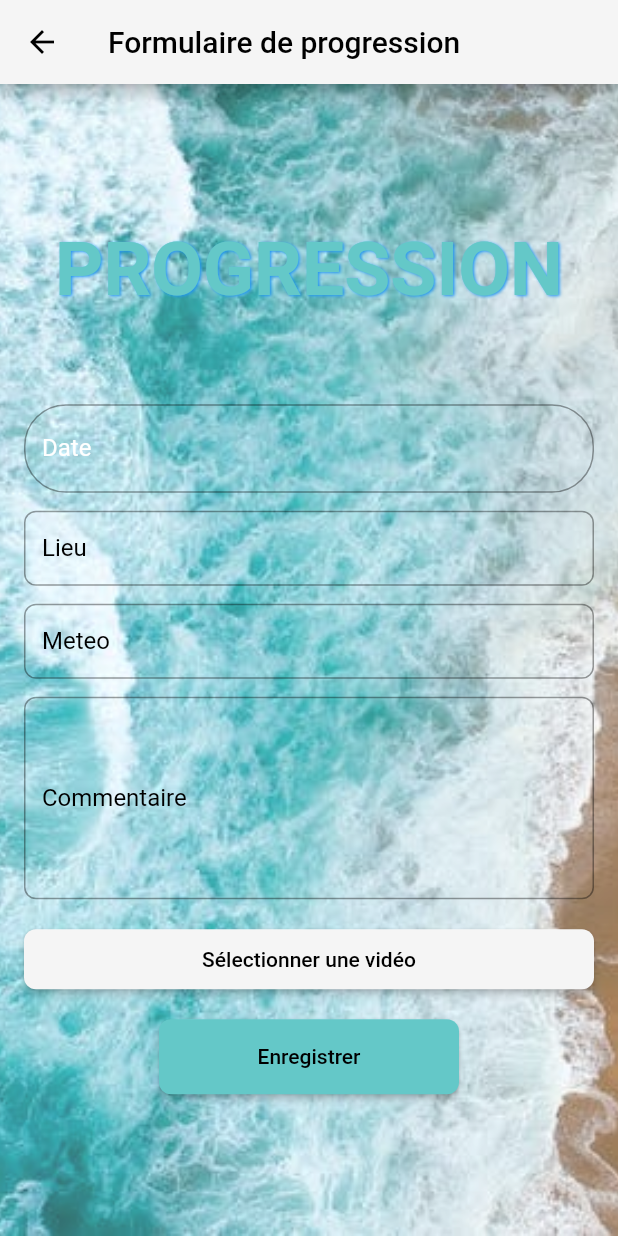
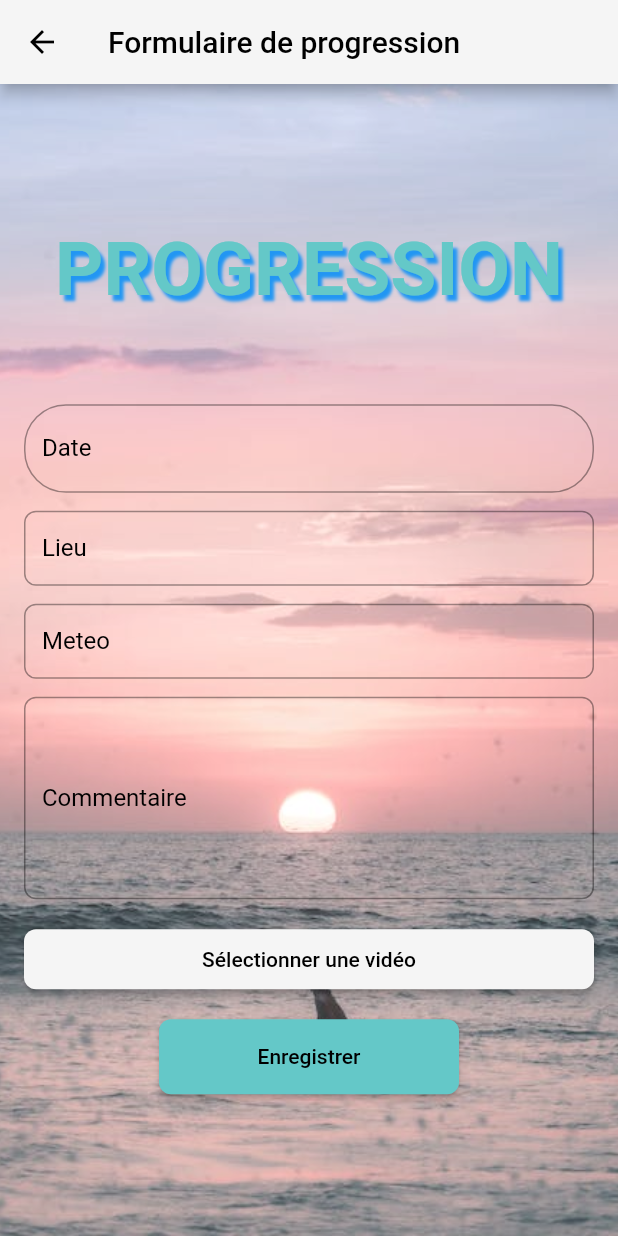
Before and after one commit to jeanJonathan/notebook_progress, a Flutter app: the FormScreen screen opened directly with empty values, on a phone screen of 412 x 824 dp. Run offline on Flutter 3.47's test engine with Material 2 defaults, Android fonts, the phone set to English and light mode, and no system bars; our stand-ins replace cloud_firestore, firebase_auth, firebase_core, firebase_storage, flutter_typeahead, image_picker and 2 more; accounts and stored records are empty; Roboto replaces fonts that are missing (YourFont).

Commit message:
Amelioration du formulaire ok

```diff
--- a/lib/form_screen.dart
+++ b/lib/form_screen.dart
@@ -178,7 +178,7 @@ class _FormScreenState extends State<FormScreen> {
                         Shadow(
                           color: Colors.blue,
                           blurRadius: 2,
-                          offset: Offset(1, 1),
+                          offset: Offset(3, 4),
                         ),
                       ],
                       fontFamily: 'YourFont', // Choisissez votre police
@@ -192,38 +192,40 @@ class _FormScreenState extends State<FormScreen> {
                           controller: _dateController,
                           decoration: InputDecoration(
                             labelText: 'Date',
-                            labelStyle: TextStyle(color: Colors.white),
+                            labelStyle: TextStyle(color: Colors.black),
                             border: OutlineInputBorder(
                               borderRadius: BorderRadius.circular(28),
                               borderSide: BorderSide(color: Colors.black),
                             ),
                             focusedBorder: OutlineInputBorder(
                               borderRadius: BorderRadius.circular(8),
-                              borderSide: BorderSide(color: Colors.white),
+                              borderSide: BorderSide(color: Colors.black),
                             ),
                           ),
+                          style: TextStyle(color: Colors.black), // Couleur du texte
                         ),
                       ),
                     ),
                     SizedBox(height: 12),
                     Container(
-                      width: 400, // largeur du champs
+                      width: 400, // largeur du champ
                       height: 50,
                       child: TypeAheadFormField(
                         textFieldConfiguration: TextFieldConfiguration(
                           controller: _locationController,
                           decoration: InputDecoration(
                             labelText: 'Lieu',
-                            labelStyle: TextStyle(color: Colors.black),
+                            labelStyle: TextStyle(color: Colors.black), // Couleur du label
                             border: OutlineInputBorder(
                               borderRadius: BorderRadius.circular(8),
-                              borderSide: BorderSide(color: Colors.grey),
+                              borderSide: BorderSide(color: Color(0xFF363636)), // Couleur de la bordure
                             ),
                             focusedBorder: OutlineInputBorder(
                               borderRadius: BorderRadius.circular(8),
-                              borderSide: BorderSide(color: Color(0xFFF5F5F5)),
+                              borderSide: BorderSide(color: Color(0xFFF5F5F5)), // Couleur de la bordure lorsqu'il est sélectionné
                             ),
                           ),
+                          style: TextStyle(color: Colors.black), // Couleur du texte
                         ),
                         suggestionsCallback: (pattern) {
                           List<String> lieux = [
@@ -373,11 +375,11 @@ class _FormScreenState extends State<FormScreen> {
                         labelStyle: TextStyle(color: Colors.black),
                         border: OutlineInputBorder(
                           borderRadius: BorderRadius.circular(8),
-                          borderSide: BorderSide(color: Colors.grey),
+                          borderSide: BorderSide(color: Colors.black),
                         ),
                         focusedBorder: OutlineInputBorder(
                           borderRadius: BorderRadius.circular(8),
-                          borderSide: BorderSide(color: Colors.white),
+                          borderSide: BorderSide(color: Colors.black),
                         ),
                       ),
                     ),
```
Also changed, not shown: assets/form2.jpg.
